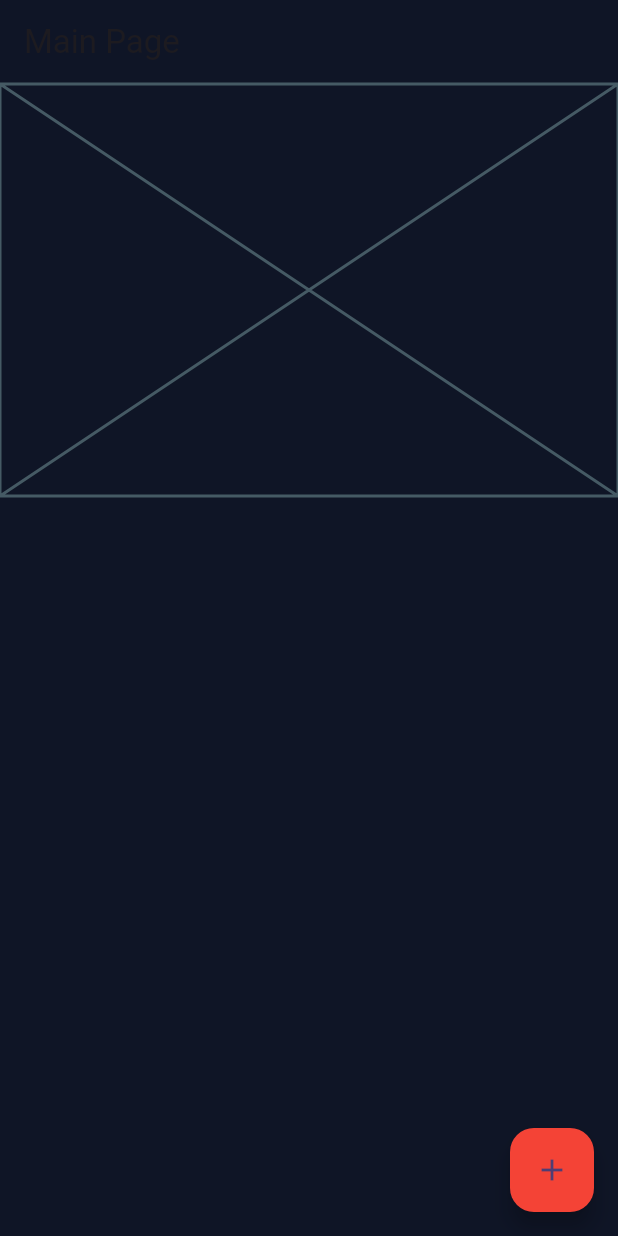
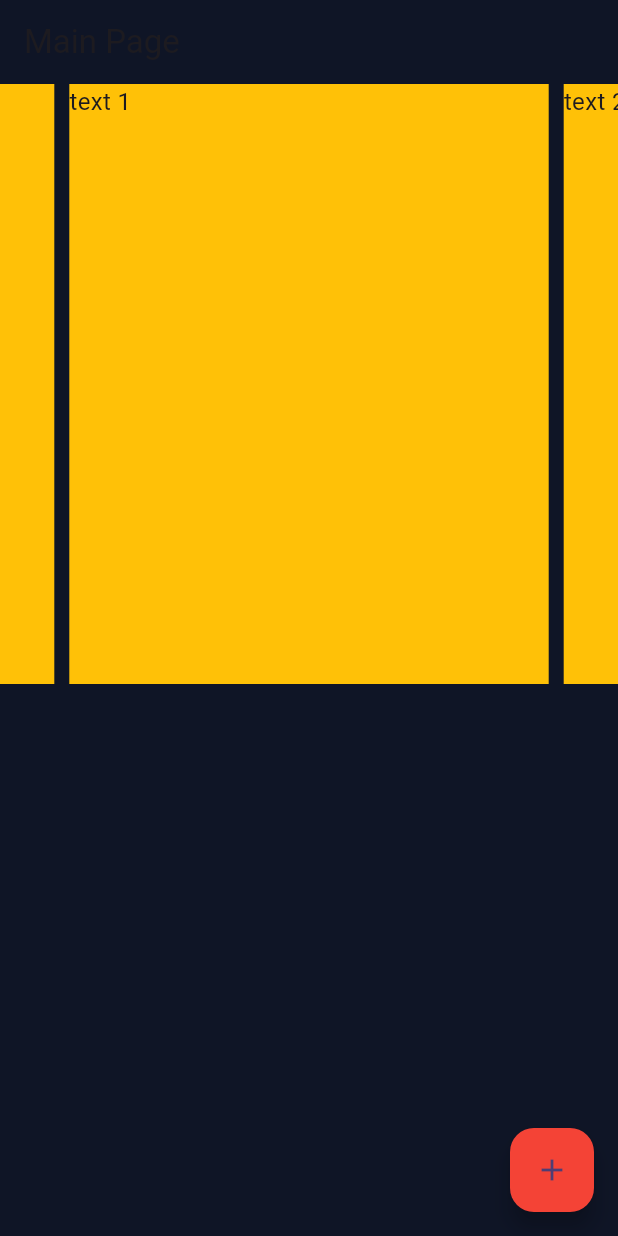
Before and after one commit to tianxiaotouyuna/idchats_flutter, a Flutter app: the screen it shows after launch, on a phone screen of 412 x 824 dp. Run offline on Flutter 3.47's test engine with Material 2 defaults, Android fonts, the phone set to English and light mode, and no system bars; drawn by our look-alikes of carousel_slider, flutter_inner_drawer; our stand-ins replace bloc, cached_network_image, dartz, equatable, flutter_bloc, flutter_cache_manager and 4 more; missing offline and left inert: dart:ffi.

Commit message:
carousel init

```diff
--- a/lib/features/main_page/presentation/pages/main_page.dart
+++ b/lib/features/main_page/presentation/pages/main_page.dart
@@ -1,14 +1,13 @@
 import 'package:flutter/material.dart';
 import 'package:flutter_bloc/flutter_bloc.dart';
-import 'package:flutter_cache_manager/flutter_cache_manager.dart';
 import 'package:idchats_flutter/features/main_page/presentation/bloc/main_page_bloc.dart';
 import 'package:idchats_flutter/features/main_page/presentation/widgets/loading_widget.dart';
-import 'package:idchats_flutter/features/main_page/presentation/widgets/progress_bar.dart';
 import 'package:idchats_flutter/core/util/utils.dart';
 import 'package:idchats_flutter/features/main_page/presentation/widgets/refresh_control.dart';
 import 'package:idchats_flutter/features/main_page/presentation/widgets/user_info_display.dart';
 
 import '../../../../injection_container.dart';
+import '../widgets/main_page_carousel.dart';
 
 class MainPage extends StatelessWidget {
   const MainPage({super.key});
@@ -34,10 +33,11 @@ class MainPage extends StatelessWidget {
                   } else if (state is Refreshed) {
                     return UserInfoDisplay(userInfoEntity: state.userInfoEntity);
                   }
-                  return SizedBox(
-                    height: MediaQuery.of(context).size.height / 3,
-                    child: const Placeholder(),
-                  );
+                  return MainPageCarouse();
+                  // return SizedBox(
+                  //   height: MediaQuery.of(context).size.height / 3,
+                  //   child: const Placeholder(),
+                  // );
                 },
               ),
             floatingActionButton: const RefreshControl()));
--- /dev/null
+++ b/lib/features/main_page/presentation/widgets/main_page_carousel.dart
@@ -0,0 +1,41 @@
+import 'package:carousel_slider/carousel_slider.dart';
+import 'package:flutter/material.dart';
+import 'package:flutter_bloc/flutter_bloc.dart';
+import 'package:idchats_flutter/features/main_page/presentation/bloc/main_page_bloc.dart';
+
+class MainPageCarouse extends StatefulWidget {
+  const MainPageCarouse({super.key});
+  @override
+  State<MainPageCarouse> createState() => _MainPageCarouseState();
+}
+
+class _MainPageCarouseState extends State<MainPageCarouse> {
+  final controller = TextEditingController();
+  late String inputStr;
+
+  @override
+  Widget build(BuildContext context) {
+    return CarouselSlider(
+      options: CarouselOptions(height: 400.0),
+      items: [1, 2, 3, 4, 5].map((i) {
+        return Builder(
+          builder: (BuildContext context) {
+            return Container(
+                width: MediaQuery.of(context).size.width,
+                margin: EdgeInsets.symmetric(horizontal: 5.0),
+                decoration: BoxDecoration(color: Colors.amber),
+                child: Text(
+                  'text $i',
+                  style: TextStyle(fontSize: 16.0),
+                ));
+          },
+        );
+      }).toList(),
+    );
+  }
+
+  void addConcrete() {
+    controller.clear();
+    context.read<MainPageBloc>().add(const ReloadUserInfo('0x33399282928'));
+  }
+}
--- a/lib/features/main_page/presentation/widgets/widgets.dart
+++ b/lib/features/main_page/presentation/widgets/widgets.dart
@@ -1,3 +1,4 @@
 export 'loading_widget.dart';
-export 'progress_bar.dart';
+export 'main_page_carousel.dart';
 export 'refresh_control.dart';
+export 'user_info_display.dart';
```
Also changed, not shown: lib/features/main_page/presentation/widgets/progress_bar.dart (deleted, +0 -43 lines), pubspec.yaml (+1 -62 lines), pubspec.lock.
